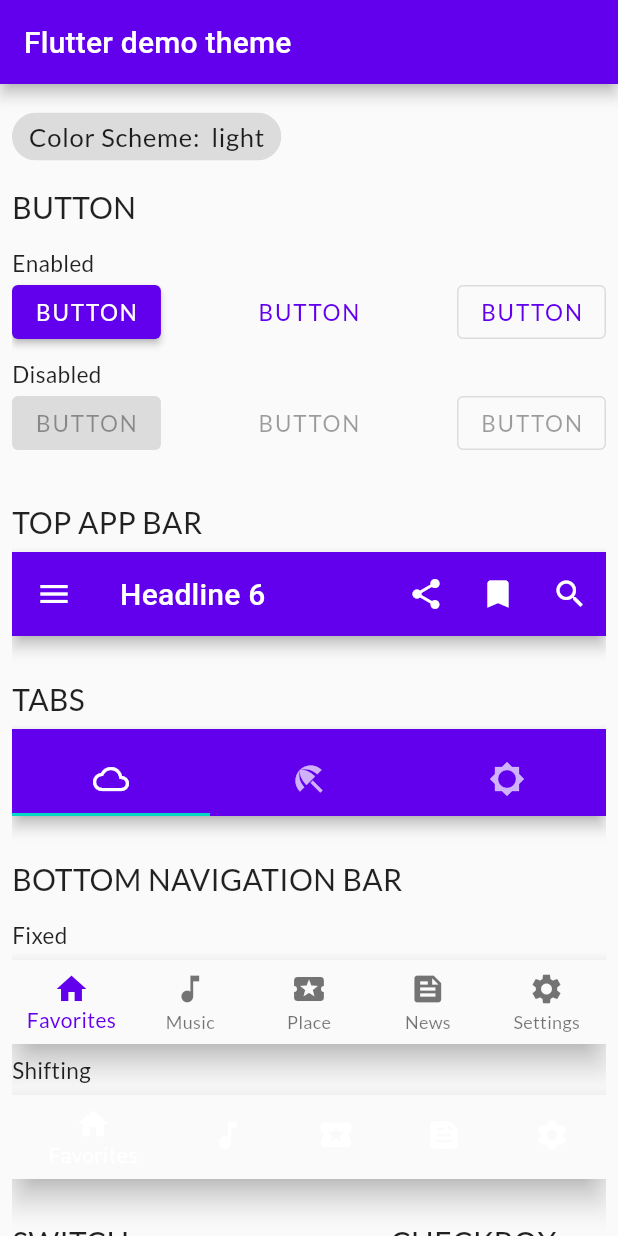
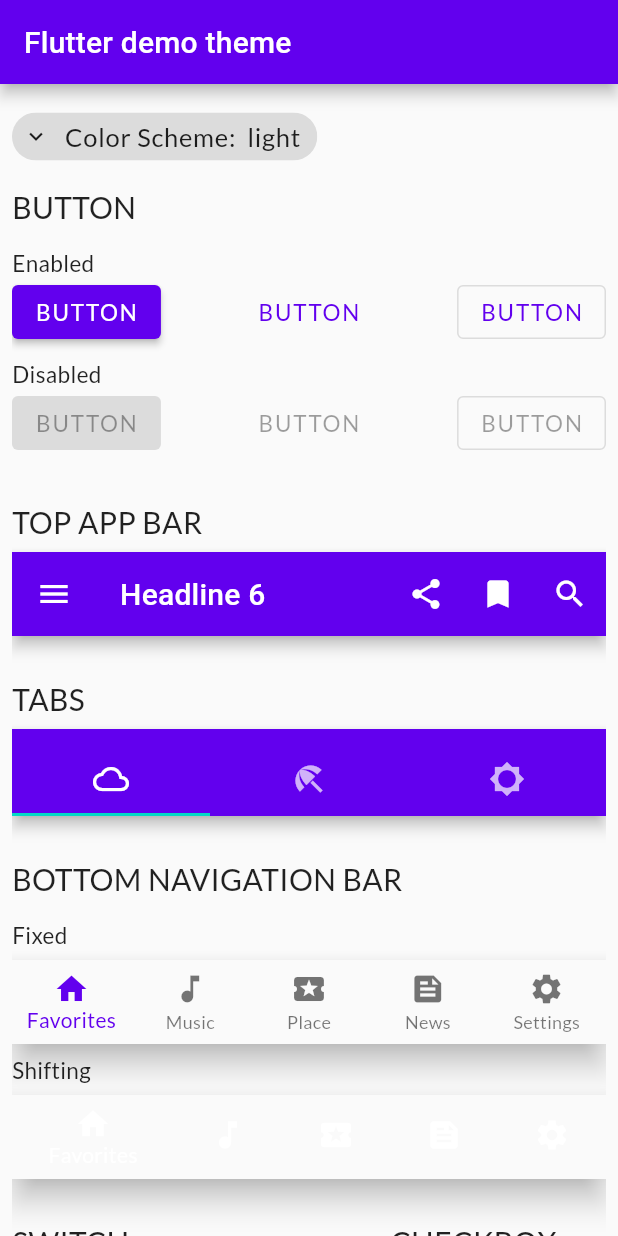
Before and after one commit to wondertalik/flutter_app_theme, a Flutter app: the screen it shows after launch, on a phone screen of 412 x 824 dp. Run offline on Flutter 3.47's test engine with Material 2 defaults, Android fonts, the phone set to English and light mode, and no system bars; our stand-ins replace bloc, equatable, flutter_bloc, flutter_colorpicker, google_fonts.

Commit message:
refactor: add avatar icon to color scheme chip

```diff
--- a/lib/demo/view/demo_content.dart
+++ b/lib/demo/view/demo_content.dart
@@ -43,6 +43,7 @@
                 BlocBuilder<DemoColorCubit, DemoColorState>(
                   builder: (context, state) {
                     return ActionChip(
+                      avatar: const Icon(Icons.expand_more),
                       label: Text(
                           'Color Scheme:  ${describeEnum(state.schemeVariant)}'),
                       onPressed: () {
```
